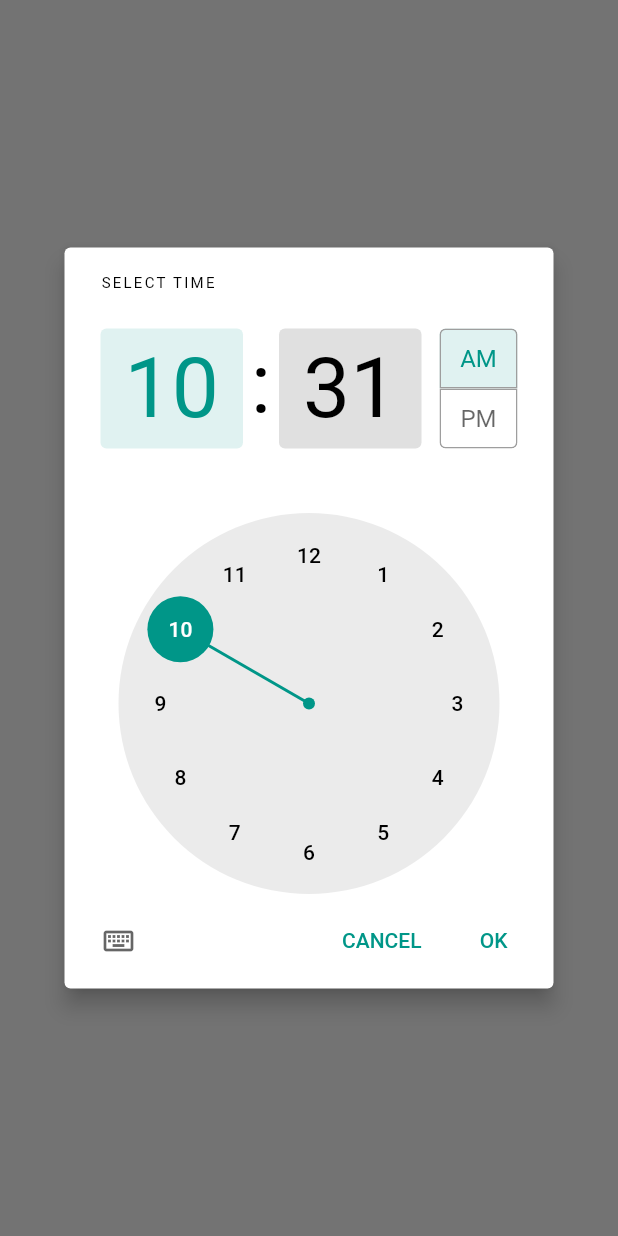
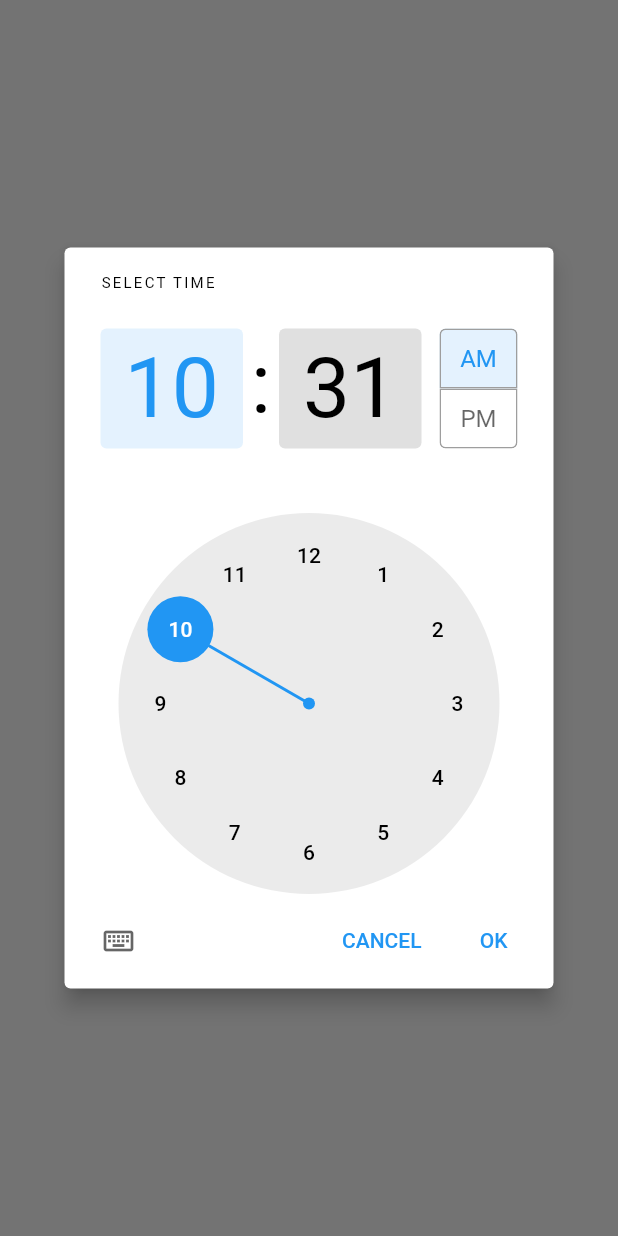
Before and after one commit to nurwandi/restaurant_submission_dicoding, a Flutter app: what pickSchedule() shows on an empty page, opened directly, after a tap on "Mon", on a phone screen of 412 x 824 dp. Run offline on Flutter 3.47's test engine with Material 2 defaults, Android fonts, the light colour scheme and no system bars; our stand-ins replace awesome_notifications, bloc, connectivity_plus, flutter_bloc, shared_preferences; accounts and stored records are empty; network calls fail.

Commit message:
color is changed to blue

```diff
--- a/lib/notification_utilities.dart
+++ b/lib/notification_utilities.dart
@@ -50,7 +50,7 @@ Future<NotificationWeekAndTime?> pickSchedule(
                   },
                   style: ButtonStyle(
                     backgroundColor: MaterialStateProperty.all(
-                      Colors.teal,
+                      Colors.blue,
                     ),
                   ),
                   child: Text(weekdays[index]),
@@ -72,7 +72,7 @@ Future<NotificationWeekAndTime?> pickSchedule(
           return Theme(
             data: ThemeData(
               colorScheme: ColorScheme.light(
-                primary: Colors.teal,
+                primary: Colors.blue,
               ),
             ),
             child: child!,
```
